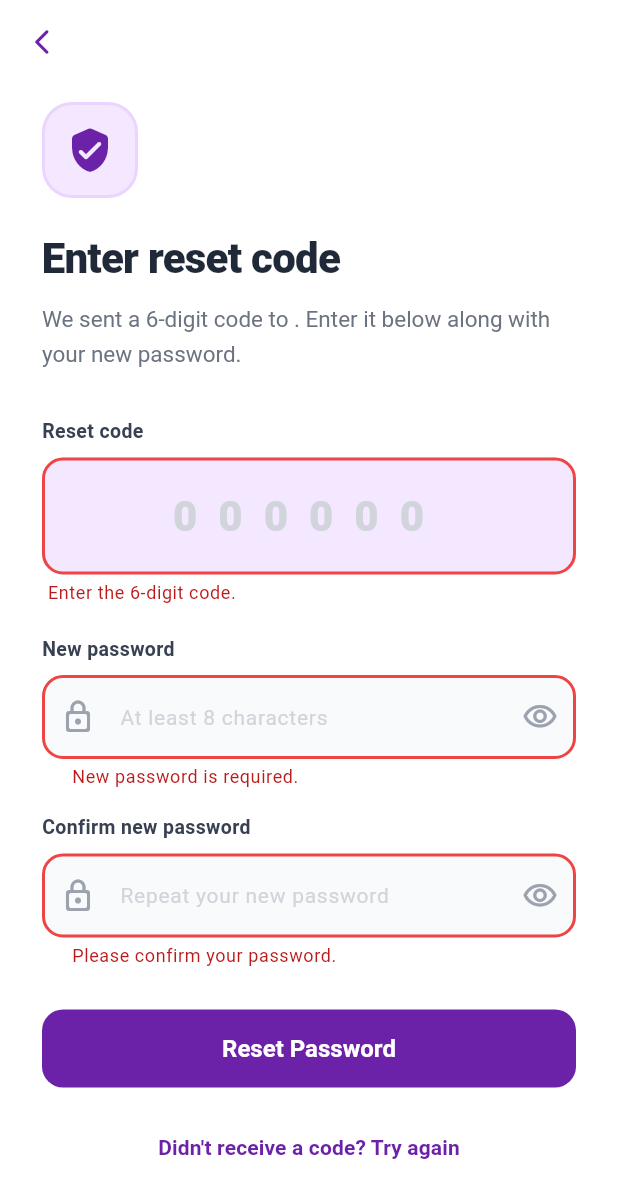
After one commit to Aydhiny/inkril-books-app, a Flutter app: the ResetPasswordScreen screen opened by its route, after a tap on "Reset Password", on a phone screen of 412 x 824 dp. The commit adds this screen. Shown: the top 1198 px of the screen. Run offline on Flutter 3.47's test engine with Material 3 defaults, Android fonts, the phone set to English and light mode, and no system bars; our stand-ins replace cached_network_image, confetti, dio, file_picker, fl_chart, flutter_riverpod and 3 more; missing offline and left inert: flutter_pdfview; accounts and stored records are empty.

Commit message:
Add forgot/reset password with 6-digit OTP flow
Backend:
- ForgotPasswordCommand: generates a 6-digit OTP, stores it as an
  Identity auth token (format OTP:EXPIRY_TICKS, 15-min TTL), sends a
  styled HTML email. Blind response prevents email enumeration.
- ResetPasswordCommand: verifies OTP with constant-time comparison,
  immediately invalidates it (one-time use), then generates+consumes an
  Identity reset token to set the new password.
- AuthController: two new endpoints POST /api/auth/forgot-password and
  POST /api/auth/reset-password.

Flutter:
- ForgotPasswordScreen: email entry, navigates to reset screen on submit.
- ResetPasswordScreen: large OTP field (digits-only, 6-char limit) +
  new/confirm password fields + success view with "Sign In" CTA.
- LoginScreen: "Forgot password?" link above Sign In button.
- Router: /auth/forgot-password and /auth/reset-password routes; email
  passed via GoRouter extra so it's in-memory only, not in the URL.

```diff
--- a/mobile/lib/core/router/app_router.dart
+++ b/mobile/lib/core/router/app_router.dart
@@ -5,6 +5,8 @@ import 'package:flutter_secure_storage/flutter_secure_storage.dart';
 import 'package:go_router/go_router.dart';
 import '../../features/auth/presentation/screens/login_screen.dart';
 import '../../features/auth/presentation/screens/register_screen.dart';
+import '../../features/auth/presentation/screens/forgot_password_screen.dart';
+import '../../features/auth/presentation/screens/reset_password_screen.dart';
 import '../../features/library/presentation/screens/library_screen.dart';
 import '../../features/library/presentation/screens/book_detail_screen.dart';
 import '../../features/reader/presentation/screens/reader_screen.dart';
@@ -121,6 +123,11 @@ final routerProvider = Provider.family<GoRouter, String>((ref, initialLocation)
       GoRoute(path: '/welcome',       pageBuilder: (_, s) => _fade(s, const WelcomeScreen())),
       GoRoute(path: '/auth/login',    pageBuilder: (_, s) => _fade(s, const LoginScreen())),
       GoRoute(path: '/auth/register', pageBuilder: (_, s) => _fade(s, const RegisterScreen())),
+      GoRoute(path: '/auth/forgot-password', pageBuilder: (_, s) => _slide(s, const ForgotPasswordScreen())),
+      GoRoute(
+        path: '/auth/reset-password',
+        pageBuilder: (_, s) => _slide(s, ResetPasswordScreen(email: s.extra as String? ?? '')),
+      ),
 
       ShellRoute(
         pageBuilder: (context, state, child) => _fade(state, _AppShell(child: child)),
--- a/mobile/lib/features/auth/data/repositories/auth_repository.dart
+++ b/mobile/lib/features/auth/data/repositories/auth_repository.dart
@@ -47,6 +47,22 @@ class AuthRepository {
     return auth;
   }
 
+  Future<void> forgotPassword(String email) async {
+    await _dio.post('/api/auth/forgot-password', data: {'email': email});
+  }
+
+  Future<void> resetPassword({
+    required String email,
+    required String otp,
+    required String newPassword,
+  }) async {
+    await _dio.post('/api/auth/reset-password', data: {
+      'email': email,
+      'otp': otp,
+      'newPassword': newPassword,
+    });
+  }
+
   Future<void> logout() async {
     await _storage.deleteAll();
   }
--- a/mobile/lib/features/auth/presentation/providers/auth_notifier.dart
+++ b/mobile/lib/features/auth/presentation/providers/auth_notifier.dart
@@ -45,6 +45,22 @@ class AuthNotifier extends StateNotifier<AsyncValue<void>> {
     }
   }
 
+  Future<void> forgotPassword(String email) async {
+    state = const AsyncLoading();
+    state = await AsyncValue.guard(() => _repo.forgotPassword(email));
+  }
+
+  Future<void> resetPassword({
+    required String email,
+    required String otp,
+    required String newPassword,
+  }) async {
+    state = const AsyncLoading();
+    state = await AsyncValue.guard(
+      () => _repo.resetPassword(email: email, otp: otp, newPassword: newPassword),
+    );
+  }
+
   Future<void> logout() async {
     await _repo.logout();
     _ref.read(isAuthenticatedProvider.notifier).state = false;
--- /dev/null
+++ b/mobile/lib/features/auth/presentation/screens/reset_password_screen.dart
@@ -0,0 +1,457 @@
+import 'package:flutter/material.dart';
+import 'package:flutter/services.dart';
+import 'package:flutter_riverpod/flutter_riverpod.dart';
+import 'package:go_router/go_router.dart';
+import '../../../../core/theme/app_theme.dart';
+import '../providers/auth_notifier.dart';
+
+class ResetPasswordScreen extends ConsumerStatefulWidget {
+  /// The email address passed from [ForgotPasswordScreen] via GoRouter extra.
+  final String email;
+  const ResetPasswordScreen({super.key, required this.email});
+
+  @override
+  ConsumerState<ResetPasswordScreen> createState() => _ResetPasswordScreenState();
+}
+
+class _ResetPasswordScreenState extends ConsumerState<ResetPasswordScreen> {
+  final _formKey       = GlobalKey<FormState>();
+  final _otpCtrl       = TextEditingController();
+  final _passwordCtrl  = TextEditingController();
+  final _confirmCtrl   = TextEditingController();
+  bool _obscureNew     = true;
+  bool _obscureConfirm = true;
+  bool _success        = false;
+
+  @override
+  void dispose() {
+    _otpCtrl.dispose();
+    _passwordCtrl.dispose();
+    _confirmCtrl.dispose();
+    super.dispose();
+  }
+
+  Future<void> _submit() async {
+    if (!_formKey.currentState!.validate()) return;
+
+    await ref.read(authNotifierProvider.notifier).resetPassword(
+          email: widget.email,
+          otp: _otpCtrl.text.trim(),
+          newPassword: _passwordCtrl.text,
+        );
+
+    if (!mounted) return;
+
+    final state = ref.read(authNotifierProvider);
+    if (state.hasError) {
+      ScaffoldMessenger.of(context).showSnackBar(
+        SnackBar(
+          content: Text(state.error.toString()),
+          backgroundColor: const Color(0xFFEF4444),
+          behavior: SnackBarBehavior.floating,
+          shape:
+              RoundedRectangleBorder(borderRadius: BorderRadius.circular(12)),
+        ),
+      );
+      return;
+    }
+
+    setState(() => _success = true);
+  }
+
+  @override
+  Widget build(BuildContext context) {
+    final isLoading = ref.watch(authNotifierProvider).isLoading;
+
+    return Scaffold(
+      backgroundColor: Colors.white,
+      appBar: AppBar(
+        backgroundColor: Colors.white,
+        elevation: 0,
+        leading: _success
+            ? null
+            : IconButton(
+                icon: const Icon(Icons.arrow_back_ios_new_rounded, size: 20),
+                color: AppTheme.primary,
+                onPressed: () => context.pop(),
+              ),
+      ),
+      body: SafeArea(
+        child: _success ? _SuccessView(onLogin: () => context.go('/auth/login')) : _FormView(
+          formKey: _formKey,
+          email: widget.email,
+          otpCtrl: _otpCtrl,
+          passwordCtrl: _passwordCtrl,
+          confirmCtrl: _confirmCtrl,
+          obscureNew: _obscureNew,
+          obscureConfirm: _obscureConfirm,
+          isLoading: isLoading,
+          onToggleNew: () => setState(() => _obscureNew = !_obscureNew),
+          onToggleConfirm: () => setState(() => _obscureConfirm = !_obscureConfirm),
+          onSubmit: _submit,
+          onResend: () => context.pop(),
+        ),
+      ),
+    );
+  }
+}
+
+// ─────────────────────────────────────────────────────────────────────────────
+// Form view
+// ─────────────────────────────────────────────────────────────────────────────
+
+class _FormView extends StatelessWidget {
+  final GlobalKey<FormState> formKey;
+  final String email;
+  final TextEditingController otpCtrl;
+  final TextEditingController passwordCtrl;
+  final TextEditingController confirmCtrl;
+  final bool obscureNew;
+  final bool obscureConfirm;
+  final bool isLoading;
+  final VoidCallback onToggleNew;
+  final VoidCallback onToggleConfirm;
+  final VoidCallback onSubmit;
+  final VoidCallback onResend;
+
+  const _FormView({
+    required this.formKey,
+    required this.email,
+    required this.otpCtrl,
+    required this.passwordCtrl,
+    required this.confirmCtrl,
+    required this.obscureNew,
+    required this.obscureConfirm,
+    required this.isLoading,
+    required this.onToggleNew,
+    required this.onToggleConfirm,
+    required this.onSubmit,
+    required this.onResend,
+  });
+
+  @override
+  Widget build(BuildContext context) {
+    return SingleChildScrollView(
+      padding: const EdgeInsets.fromLTRB(28, 12, 28, 28),
+      child: Form(
+        key: formKey,
+        child: Column(
+          crossAxisAlignment: CrossAxisAlignment.start,
+          children: [
+            // ── Icon ──────────────────────────────────────────────────
+            Container(
+              width: 64,
+              height: 64,
+              decoration: BoxDecoration(
+                color: AppTheme.primarySurface,
+                borderRadius: BorderRadius.circular(20),
+                border: Border.all(color: const Color(0xFFE9D5FF), width: 2),
+              ),
+              child: const Icon(Icons.verified_user_rounded,
+                  color: AppTheme.primary, size: 32),
+            ),
+            const SizedBox(height: 20),
+
+            // ── Title ─────────────────────────────────────────────────
+            const Text(
+              'Enter reset code',
+              style: TextStyle(
+                fontSize: 28,
+                fontWeight: FontWeight.w900,
+                color: Color(0xFF1F2937),
+                letterSpacing: -0.5,
+              ),
+            ),
+            const SizedBox(height: 8),
+            RichText(
+              text: TextSpan(
+                style: const TextStyle(
+                    fontSize: 15, color: Color(0xFF6B7280), height: 1.5),
+                children: [
+                  const TextSpan(text: 'We sent a 6-digit code to '),
+                  TextSpan(
+                    text: email,
+                    style: const TextStyle(
+                        fontWeight: FontWeight.w700, color: Color(0xFF374151)),
+                  ),
+                  const TextSpan(
+                      text: '. Enter it below along with your new password.'),
+                ],
+              ),
+            ),
+            const SizedBox(height: 32),
+
+            // ── OTP field ─────────────────────────────────────────────
+            _Label('Reset code'),
+            const SizedBox(height: 8),
+            TextFormField(
+              controller: otpCtrl,
+              keyboardType: TextInputType.number,
+              textInputAction: TextInputAction.next,
+              inputFormatters: [
+                FilteringTextInputFormatter.digitsOnly,
+                LengthLimitingTextInputFormatter(6),
+              ],
+              textAlign: TextAlign.center,
+              style: const TextStyle(
+                fontSize: 28,
+                fontWeight: FontWeight.w900,
+                letterSpacing: 14,
+                color: AppTheme.primary,
+              ),
+              decoration: InputDecoration(
+                hintText: '000000',
+                hintStyle: const TextStyle(
+                  color: Color(0xFFD1D5DB),
+                  letterSpacing: 14,
+                  fontSize: 28,
+                ),
+                filled: true,
+                fillColor: AppTheme.primarySurface,
+                contentPadding: const EdgeInsets.symmetric(vertical: 18),
+                border: OutlineInputBorder(
+                  borderRadius: BorderRadius.circular(14),
+                  borderSide: const BorderSide(color: Color(0xFFE9D5FF)),
+                ),
+                enabledBorder: OutlineInputBorder(
+                  borderRadius: BorderRadius.circular(14),
+                  borderSide: const BorderSide(color: Color(0xFFE9D5FF)),
+                ),
+                focusedBorder: OutlineInputBorder(
+                  borderRadius: BorderRadius.circular(14),
+                  borderSide:
+                      const BorderSide(color: AppTheme.primary, width: 2),
+                ),
+                errorBorder: OutlineInputBorder(
+                  borderRadius: BorderRadius.circular(14),
+                  borderSide:
+                      const BorderSide(color: Color(0xFFEF4444), width: 2),
+                ),
+              ),
+              validator: (v) {
+                if (v == null || v.trim().isEmpty) return 'Enter the 6-digit code.';
+                if (v.length != 6) return 'Code must be exactly 6 digits.';
+                return null;
+              },
+            ),
+            const SizedBox(height: 20),
+
+            // ── New password ──────────────────────────────────────────
+            _Label('New password'),
+            const SizedBox(height: 8),
+            TextFormField(
+              controller: passwordCtrl,
+              obscureText: obscureNew,
+              textInputAction: TextInputAction.next,
+              decoration: _passwordDecoration(
+                hint: 'At least 8 characters',
+                obscure: obscureNew,
+                onToggle: onToggleNew,
+              ),
+              validator: (v) {
+                if (v == null || v.isEmpty) return 'New password is required.';
+                if (v.length < 8) return 'Password must be at least 8 characters.';
+                return null;
+              },
+            ),
+            const SizedBox(height: 16),
+
+            // ── Confirm password ──────────────────────────────────────
+            _Label('Confirm new password'),
+            const SizedBox(height: 8),
+            TextFormField(
+              controller: confirmCtrl,
+              obscureText: obscureConfirm,
+              textInputAction: TextInputAction.done,
+              onFieldSubmitted: (_) => onSubmit(),
+              decoration: _passwordDecoration(
+                hint: 'Repeat your new password',
+                obscure: obscureConfirm,
+                onToggle: onToggleConfirm,
+              ),
+              validator: (v) {
+                if (v == null || v.isEmpty) return 'Please confirm your password.';
+                if (v != passwordCtrl.text) return 'Passwords do not match.';
+                return null;
+              },
+            ),
+            const SizedBox(height: 28),
+
+            // ── Submit ────────────────────────────────────────────────
+            SizedBox(
+              width: double.infinity,
+              height: 52,
+              child: ElevatedButton(
+                onPressed: isLoading ? null : onSubmit,
+                style: ElevatedButton.styleFrom(
+                  backgroundColor: AppTheme.primary,
+                  foregroundColor: Colors.white,
+                  elevation: 0,
+                  shape: RoundedRectangleBorder(
+                      borderRadius: BorderRadius.circular(14)),
+                ),
+                child: isLoading
+                    ? const SizedBox(
+                        width: 22,
+                        height: 22,
+                        child: CircularProgressIndicator(
+                            strokeWidth: 2.5, color: Colors.white),
+                      )
+                    : const Text(
+                        'Reset Password',
+                        style:
+                            TextStyle(fontWeight: FontWeight.w700, fontSize: 16),
+                      ),
+              ),
+            ),
+            const SizedBox(height: 16),
+
+            // ── Resend ────────────────────────────────────────────────
+            Center(
+              child: TextButton(
+                onPressed: onResend,
+                child: const Text(
+                  "Didn't receive a code? Try again",
+                  style: TextStyle(
+                    color: AppTheme.primary,
+                    fontWeight: FontWeight.w600,
+                    fontSize: 14,
+                  ),
+                ),
+              ),
+            ),
+          ],
+        ),
+      ),
+    );
+  }
+
+  InputDecoration _passwordDecoration({
+    required String hint,
+    required bool obscure,
+    required VoidCallback onToggle,
+  }) {
+    return InputDecoration(
+      hintText: hint,
+      hintStyle: const TextStyle(color: Color(0xFFD1D5DB), fontSize: 14),
+      prefixIcon:
+          const Icon(Icons.lock_outline_rounded, color: Color(0xFF9CA3AF)),
+      suffixIcon: IconButton(
+        icon: Icon(
+          obscure ? Icons.visibility_outlined : Icons.visibility_off_outlined,
+          color: const Color(0xFF9CA3AF),
+        ),
+        onPressed: onToggle,
+      ),
+      filled: true,
+      fillColor: const Color(0xFFF9FAFB),
+      contentPadding:
+          const EdgeInsets.symmetric(horizontal: 16, vertical: 16),
+      border: OutlineInputBorder(
+        borderRadius: BorderRadius.circular(14),
+        borderSide: const BorderSide(color: Color(0xFFE5E7EB)),
+      ),
+      enabledBorder: OutlineInputBorder(
+        borderRadius: BorderRadius.circular(14),
+        borderSide: const BorderSide(color: Color(0xFFE5E7EB)),
+      ),
+      focusedBorder: OutlineInputBorder(
+        borderRadius: BorderRadius.circular(14),
+        borderSide: const BorderSide(color: AppTheme.primary, width: 2),
+      ),
+      errorBorder: OutlineInputBorder(
+        borderRadius: BorderRadius.circular(14),
+        borderSide: const BorderSide(color: Color(0xFFEF4444), width: 2),
+      ),
+    );
+  }
+}
+
+class _Label extends StatelessWidget {
+  final String text;
+  const _Label(this.text);
+
+  @override
+  Widget build(BuildContext context) {
+    return Text(
+      text,
+      style: const TextStyle(
+        fontSize: 13,
+        fontWeight: FontWeight.w600,
+        color: Color(0xFF374151),
+      ),
+    );
+  }
+}
+
+// ─────────────────────────────────────────────────────────────────────────────
+// Success state
+// ─────────────────────────────────────────────────────────────────────────────
+
+class _SuccessView extends StatelessWidget {
+  final VoidCallback onLogin;
+  const _SuccessView({required this.onLogin});
+
+  @override
+  Widget build(BuildContext context) {
+    return Center(
+      child: Padding(
+        padding: const EdgeInsets.all(40),
+        child: Column(
+          mainAxisAlignment: MainAxisAlignment.center,
+          children: [
+            Container(
+              width: 88,
+              height: 88,
+              decoration: BoxDecoration(
+                color: const Color(0xFFD1FAE5),
+                borderRadius: BorderRadius.circular(28),
+              ),
+              child: const Icon(Icons.check_circle_rounded,
+                  color: Color(0xFF059669), size: 48),
+            ),
+            const SizedBox(height: 24),
+            const Text(
+              'Password reset!',
+              style: TextStyle(
+                fontSize: 28,
+                fontWeight: FontWeight.w900,
+                color: Color(0xFF1F2937),
+                letterSpacing: -0.5,
+              ),
+            ),
+            const SizedBox(height: 10),
+            const Text(
+              'Your password has been updated. You can now sign in with your new password.',
+              textAlign: TextAlign.center,
+              style: TextStyle(
+                fontSize: 15,
+                color: Color(0xFF6B7280),
+                height: 1.5,
+              ),
+            ),
+            const SizedBox(height: 32),
+            SizedBox(
+              width: double.infinity,
+              height: 52,
+              child: ElevatedButton(
+                onPressed: onLogin,
+                style: ElevatedButton.styleFrom(
+                  backgroundColor: AppTheme.primary,
+                  foregroundColor: Colors.white,
+                  elevation: 0,
+                  shape: RoundedRectangleBorder(
+                      borderRadius: BorderRadius.circular(14)),
+                ),
+                child: const Text(
+                  'Sign In',
+                  style: TextStyle(fontWeight: FontWeight.w700, fontSize: 16),
+                ),
+              ),
+            ),
+          ],
+        ),
+      ),
+    );
+  }
+}
```
Also changed, not shown: mobile/lib/features/auth/presentation/screens/forgot_password_screen.dart (added, +208 -0 lines), mobile/lib/features/auth/presentation/screens/login_screen.dart (+13 -1 lines), 3 other files.
